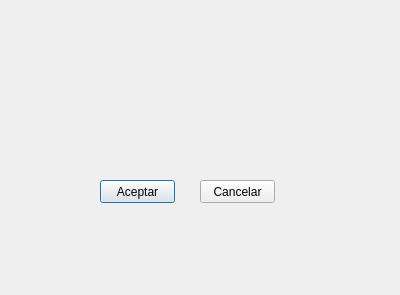
First picture: the form in venavisos.ui, repository XoanCarlos/PEREZGONZALEZ, before the edit.
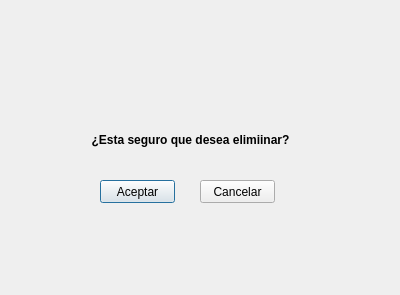
Second picture: the form after the edit. Icons and pictures are not drawn.

Commit message: v0.0.12 mejoras ventana aviso

The edit to the form file:
```diff
--- a/venavisos.ui
+++ b/venavisos.ui
@@ -17,9 +17,9 @@
    <property name="geometry">
     <rect>
      <x>170</x>
-     <y>50</y>
+     <y>40</y>
      <width>61</width>
-     <height>51</height>
+     <height>61</height>
     </rect>
    </property>
    <property name="text">
@@ -61,9 +61,9 @@
   <widget class="QLabel" name="lblMensaviso">
    <property name="geometry">
     <rect>
-     <x>90</x>
+     <x>80</x>
      <y>130</y>
-     <width>201</width>
+     <width>221</width>
      <height>20</height>
     </rect>
    </property>
@@ -75,7 +75,7 @@
     </font>
    </property>
    <property name="text">
-    <string/>
+    <string>¿Esta seguro que desea elimiinar?</string>
    </property>
    <property name="alignment">
     <set>Qt::AlignCenter</set>
```
Left out of the diff: 9 changed lines with no effect on the pictures. The commit also changes 6 other files.
